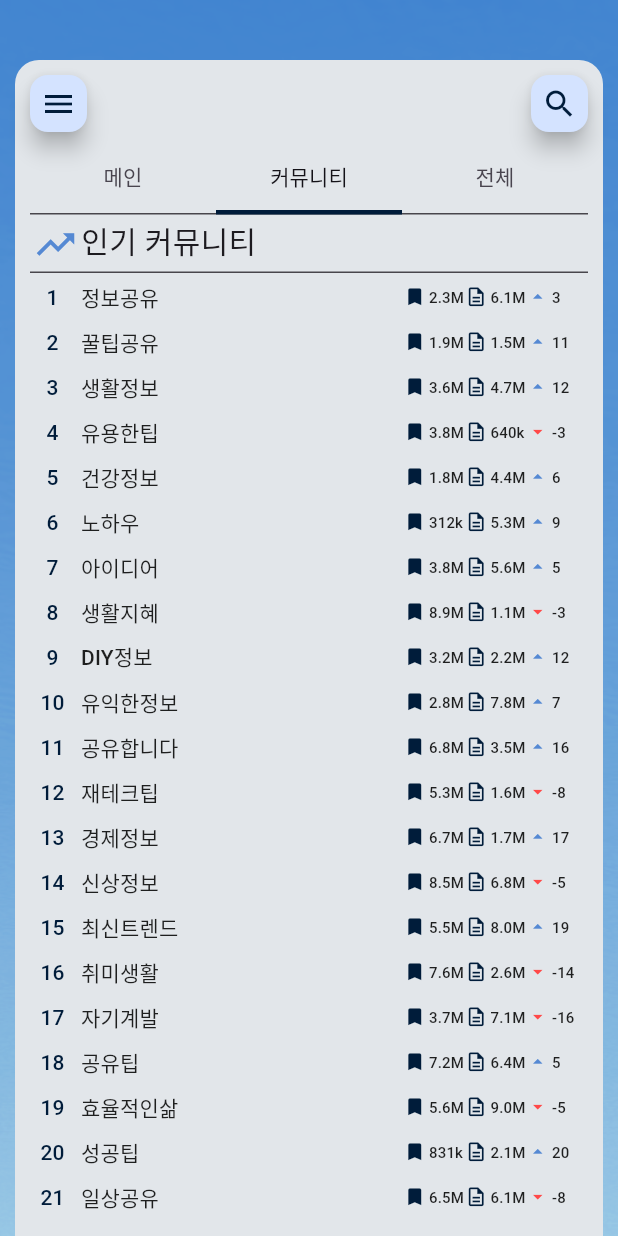
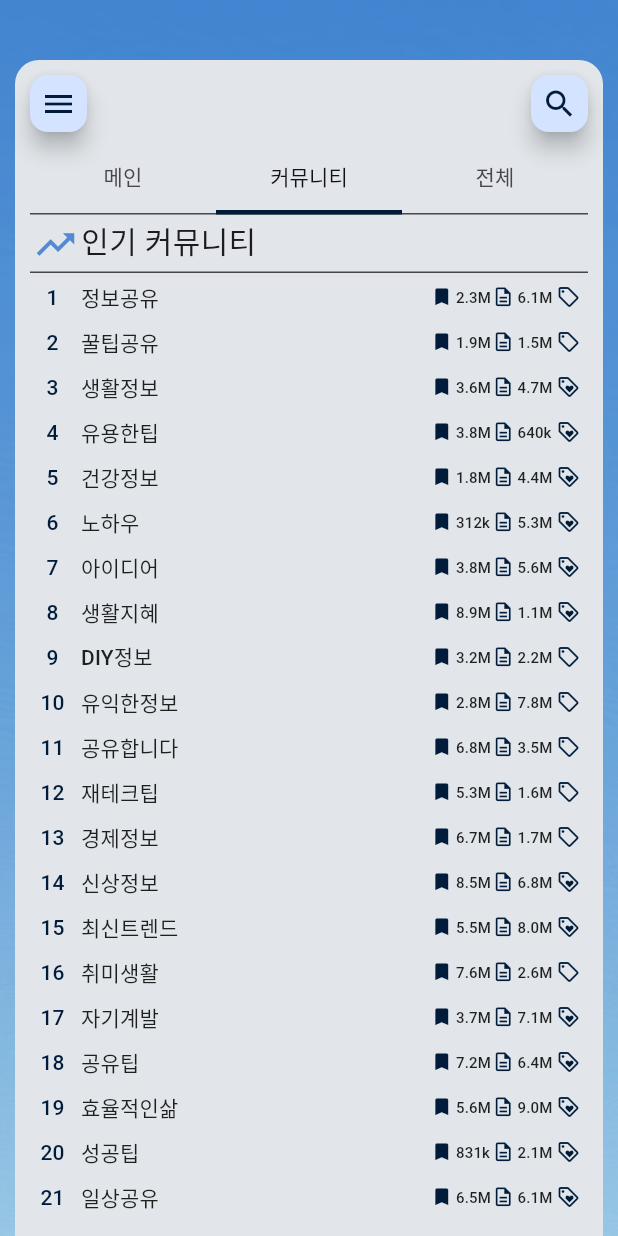
Before and after one commit to Capstone-Design-LAXY/LAXY-Client, a Flutter app: the screen it shows after launch, tab 2 chosen, on a phone screen of 412 x 824 dp. Run offline on Flutter 3.47's test engine with Material 3 defaults, Android fonts, the phone set to English and light mode, and no system bars; our stand-ins replace flutter_secure_storage, image_picker, shared_preferences; missing offline and left inert: flutter_chip_tags, flutter_quill, flutter_quill_extensions; accounts and stored records are empty.

Commit message:
커뮤니티 랭킹 타일 - 순위 변동 제거

```diff
--- a/lib/common/component/list/tag_ranking_list_tile.dart
+++ b/lib/common/component/list/tag_ranking_list_tile.dart
@@ -7,6 +7,7 @@ class TagRankingListTile extends StatelessWidget {
   final int? post;
   final int? shift;
   final int? rank;
+  final int? grade;
   final Function() onPressed;
 
   const TagRankingListTile({
@@ -15,6 +16,7 @@ class TagRankingListTile extends StatelessWidget {
     this.bookmarked = 100,
     this.post = 100,
     this.shift,
+    this.grade = 1,
     required this.onPressed,
     Key? key,
   }) : super(key: key);
@@ -48,20 +50,29 @@ class TagRankingListTile extends StatelessWidget {
               icon: Icons.description_outlined,
               num: post,
             ),
-            if (shift != null)
-              ListInfo(
-                icon: shift == 0
-                    ? Icons.remove
-                    : shift! < 0
-                    ? Icons.arrow_drop_down
-                    : Icons.arrow_drop_up,
-                iconColor: shift == 0
-                    ? Colors.grey
-                    : shift! < 0
-                    ? Color(0xFFFF4949)
-                    : Color(0xFF5589D3),
-                num: shift,
-              )
+            SizedBox(width: 2,),
+            Icon(
+              grade! <= 5
+                ? Icons.sell_outlined
+                : Icons.loyalty_outlined,
+              color: Color(0xFF001C3A),
+              size: 16,
+            ),
+            SizedBox(width: 5,)
+            // if (shift != null)
+            //   ListInfo(
+            //     icon: shift == 0
+            //         ? Icons.remove
+            //         : shift! < 0
+            //         ? Icons.arrow_drop_down
+            //         : Icons.arrow_drop_up,
+            //     iconColor: shift == 0
+            //         ? Colors.grey
+            //         : shift! < 0
+            //         ? Color(0xFFFF4949)
+            //         : Color(0xFF5589D3),
+            //     num: shift,
+            //   )
           ],
         ),
       ),
--- a/lib/screen/main/trends_community_tab_view.dart
+++ b/lib/screen/main/trends_community_tab_view.dart
@@ -371,6 +371,7 @@ class _TrendsCommunityTabViewState extends State<TrendsCommunityTabView> {
               bookmarked: communityRankData.rank[i].bookmarked,
               post: communityRankData.rank[i].count,
               shift: communityRankData.rank[i].change,
+              grade: communityRankData.rank[i].grade,
               onPressed: () {
                 if(communityRankData.rank[i].grade! <= 5){
                 PageRouteWithAnimation pageRouteWithAnimation = PageRouteWithAnimation(TagScreen(tagId: communityRankData.rank[i].tagId, tagName: communityRankData.rank[i].tagName,));
--- a/lib/screen/tag/community_recommend_tab_view.dart
+++ b/lib/screen/tag/community_recommend_tab_view.dart
@@ -371,6 +371,7 @@ class _CommunityRecommendTabView extends State<CommunityRecommendTabView> {
               rank: i + 1,
               bookmarked: communityRecommendData.tags[i].bookmarked,
               post: communityRecommendData.tags[i].count,
+              grade: communityRecommendData.tags[i].grade,
               onPressed: () {
                 if(communityRecommendData.tags[i].grade! <= 5){
                   PageRouteWithAnimation pageRouteWithAnimation = PageRouteWithAnimation(TagScreen(tagId: communityRecommendData.tags[i].tagId, tagName: communityRecommendData.tags[i].tagName,));
```
